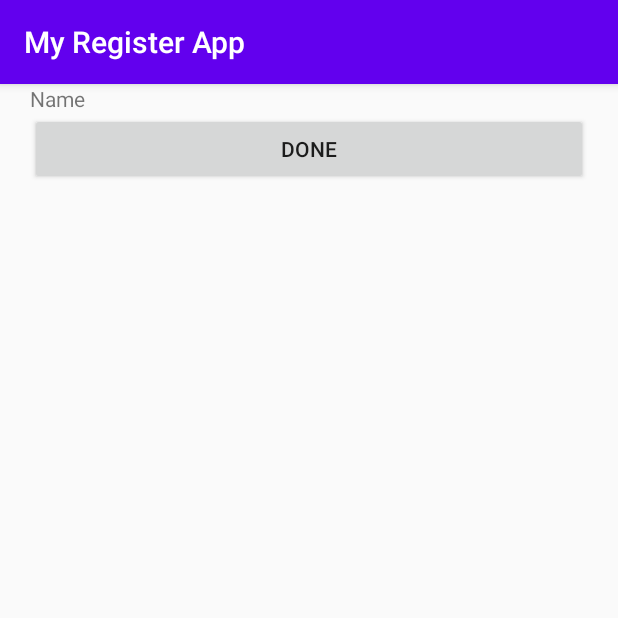
After one commit to Shalauddin-bd/RegisterApp_Android, an Android app: the ProfileInfoActivity screen opened directly, with no data from a screen before it, on a phone screen of 412 x 824 dp, the top half of it. The commit adds this screen. Run offline under Robolectric (Android 15) with nearby library versions, the phone set to English and light mode, and no system bars.

Commit message:
Redirect from one page to another done.

```diff
--- a/app/src/main/AndroidManifest.xml
+++ b/app/src/main/AndroidManifest.xml
@@ -9,6 +9,7 @@
         android:roundIcon="@mipmap/ic_launcher_round"
         android:supportsRtl="true"
         android:theme="@style/AppTheme">
+        <activity android:name=".ProfileInfoActivity"></activity>
         <activity android:name=".MainActivity">
             <intent-filter>
                 <action android:name="android.intent.action.MAIN" />
--- a/app/src/main/java/com/example/myregisterapp/MainActivity.java
+++ b/app/src/main/java/com/example/myregisterapp/MainActivity.java
@@ -9,30 +9,40 @@ import android.net.Uri;
 import android.os.Bundle;
 import android.provider.MediaStore;
 import android.view.View;
+import android.widget.Button;
 import android.widget.ImageView;
 
 import java.io.IOException;
 
-public class MainActivity extends AppCompatActivity {
+public class MainActivity extends AppCompatActivity implements View.OnClickListener {
 
     ImageView ivProfileImage;
     static final int PickImage=1;
     Uri imageUri;
+
+    Button btnSubmit;
     @Override
     protected void onCreate(Bundle savedInstanceState) {
         super.onCreate(savedInstanceState);
         setContentView(R.layout.activity_main);
 
         ivProfileImage = findViewById(R.id.imageViewUserImage);
-        ivProfileImage.setOnClickListener(new View.OnClickListener() {
+        ivProfileImage.setOnClickListener(this);
+        btnSubmit = findViewById(R.id.buttonSubmit);
+        btnSubmit.setOnClickListener(this);
+    }
+
     @Override
     public void onClick(View view) {
+        if(view.getId()==R.id.imageViewUserImage){
             Intent gallery = new Intent();
             gallery.setType("image/*");
             gallery.setAction(Intent.ACTION_GET_CONTENT);
             startActivityForResult(Intent.createChooser(gallery,"Select image"),PickImage );
+        } else if(view.getId()==R.id.buttonSubmit){
+            Intent intent= new Intent(MainActivity.this, ProfileInfoActivity.class);
+            startActivity(intent);
         }
-        });
     }
 
     @Override
@@ -49,4 +59,6 @@ public class MainActivity extends AppCompatActivity {
             e.printStackTrace();
        }
     }
+
+
 }
--- /dev/null
+++ b/app/src/main/java/com/example/myregisterapp/ProfileInfoActivity.java
@@ -0,0 +1,29 @@
+package com.example.myregisterapp;
+
+import androidx.appcompat.app.AppCompatActivity;
+
+import android.content.Intent;
+import android.os.Bundle;
+import android.view.View;
+import android.widget.Button;
+
+public class ProfileInfoActivity extends AppCompatActivity implements View.OnClickListener {
+
+    Button btnDone;
+    @Override
+    protected void onCreate(Bundle savedInstanceState) {
+        super.onCreate(savedInstanceState);
+        setContentView(R.layout.activity_profile_info);
+
+        btnDone = findViewById(R.id.buttonDone);
+        btnDone.setOnClickListener(this);
+    }
+
+    @Override
+    public void onClick(View view) {
+        if(view.getId()==R.id.buttonDone){
+            Intent intent= new Intent(ProfileInfoActivity.this, MainActivity.class);
+            startActivity(intent);
+        }
+    }
+}
--- /dev/null
+++ b/app/src/main/res/layout/activity_profile_info.xml
@@ -0,0 +1,41 @@
+<?xml version="1.0" encoding="utf-8"?>
+<ScrollView xmlns:android="http://schemas.android.com/apk/res/android"
+    xmlns:app="http://schemas.android.com/apk/res-auto"
+    xmlns:tools="http://schemas.android.com/tools"
+    android:layout_width="match_parent"
+    android:layout_height="match_parent"
+    tools:context=".ProfileInfoActivity">
+<LinearLayout
+    android:layout_width="match_parent"
+    android:layout_height="match_parent"
+    android:orientation="vertical"
+    android:paddingStart="20dp"
+    android:paddingEnd="20dp">
+
+    <LinearLayout
+        android:layout_width="match_parent"
+        android:layout_height="match_parent"
+        android:orientation="horizontal">
+
+        <TextView
+            android:id="@+id/textView"
+            android:layout_width="wrap_content"
+            android:layout_height="wrap_content"
+            android:layout_weight="2"
+            android:text="Name" />
+
+        <TextView
+            android:id="@+id/textViewName"
+            android:layout_width="wrap_content"
+            android:layout_height="wrap_content"
+            android:layout_weight="8" />
+    </LinearLayout>
+
+    <Button
+        android:id="@+id/buttonDone"
+        android:layout_width="match_parent"
+        android:layout_height="wrap_content"
+        android:text="Done"/>
+
+</LinearLayout>
+</ScrollView>
```
Lines whose indentation alone changed are shown as unchanged.
